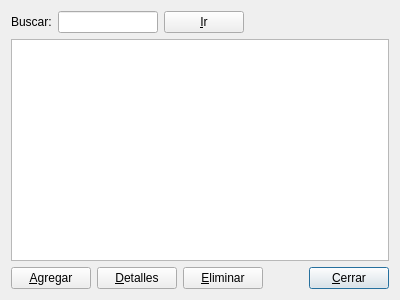
Above: listado.ui from agimenezpy/CentroHistorico before the change. Below: the same form after it.
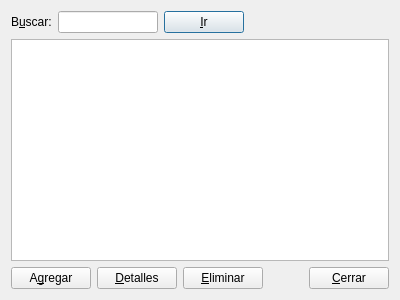
That is the form after the change. Icons and pictures are not drawn.

```diff
--- a/listado.ui
+++ b/listado.ui
@@ -19,7 +19,10 @@
      <item>
       <widget class="QLabel" name="buscarLbl">
        <property name="text">
-        <string>Buscar:</string>
+        <string notr="true">B&amp;uscar:</string>
+       </property>
+       <property name="buddy">
+        <cstring>buscarEdit</cstring>
        </property>
       </widget>
      </item>
@@ -48,6 +51,9 @@
         <iconset resource="centrohistorico.qrc">
          <normaloff>:/icons/buscar2.png</normaloff>:/icons/buscar2.png</iconset>
        </property>
+       <property name="default">
+        <bool>true</bool>
+       </property>
       </widget>
      </item>
      <item>
@@ -73,12 +79,15 @@
      <item>
       <widget class="QPushButton" name="addButton">
        <property name="text">
-        <string>&amp;Agregar</string>
+        <string>A&amp;gregar</string>
        </property>
        <property name="icon">
         <iconset resource="centrohistorico.qrc">
          <normaloff>:/icons/agregar.png</normaloff>:/icons/agregar.png</iconset>
        </property>
+       <property name="autoDefault">
+        <bool>false</bool>
+       </property>
       </widget>
      </item>
      <item>
@@ -131,8 +140,11 @@
         <iconset resource="centrohistorico.qrc">
          <normaloff>:/icons/close.png</normaloff>:/icons/close.png</iconset>
        </property>
+       <property name="autoDefault">
+        <bool>false</bool>
+       </property>
        <property name="default">
-        <bool>true</bool>
+        <bool>false</bool>
        </property>
       </widget>
      </item>
```
Left out of the diff: 8 changed lines with no effect on the pictures.
